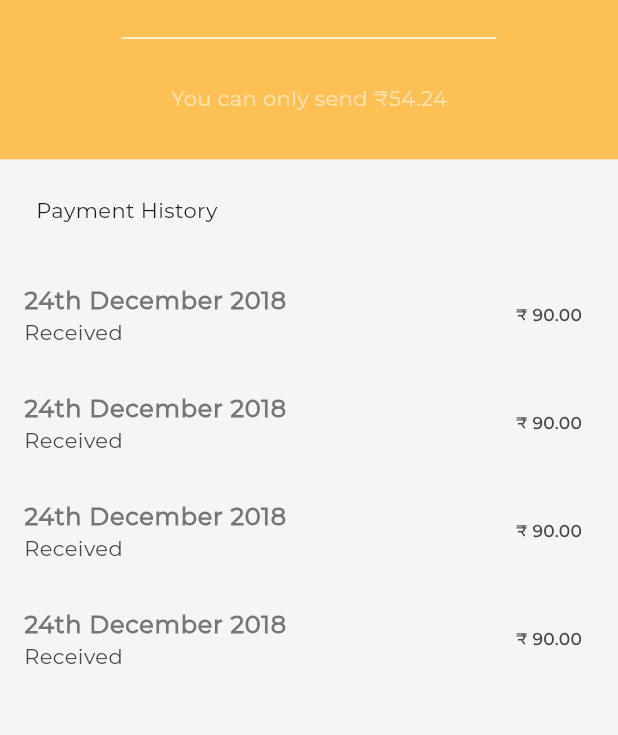
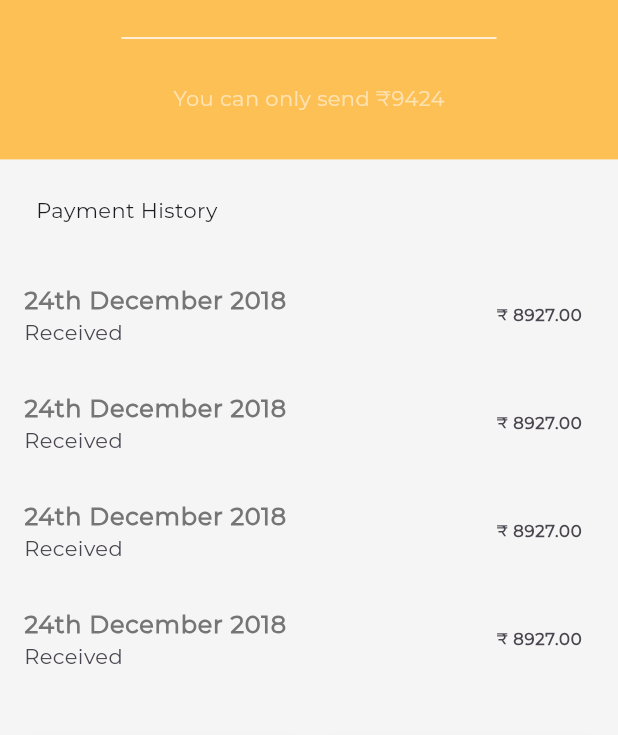
Before and after one commit to Sugandh714/ABazaar, a Flutter app: the RequestAmountPage screen opened directly with empty values, on a phone screen of 412 x 824 dp. Shown: the part 462-1197 px from the top of the screen. Run offline on Flutter 3.47's test engine with Material 3 defaults, Android fonts, the phone set to English and light mode, and no system bars; our stand-ins replace card_swiper, flutter_rating_bar, flutter_svg, numberpicker, pin_code_text_field; missing offline and left inert: rubber; network calls fail.

Commit message:
Design Better

```diff
--- a/lib/main.dart
+++ b/lib/main.dart
@@ -8,7 +8,7 @@ class MyApp extends StatelessWidget {
   @override
   Widget build(BuildContext context) {
     return MaterialApp(
-      title: 'eCommerce int2',
+      title: 'ABazaar',
       debugShowCheckedModeBanner: false,
       theme: ThemeData(
         brightness: Brightness.light,
--- a/lib/screens/payment/promo_item.dart
+++ b/lib/screens/payment/promo_item.dart
@@ -134,7 +134,7 @@ class PromoItem extends StatelessWidget {
                   'assets/headphones.png',
                   'Boat roackerz 400 On-Ear Bluetooth Headphones',
                   'description',
-                  45.3),
+                  1209),
               onPressed: () {},
             ),
           ),
--- a/lib/screens/payment_history_page.dart
+++ b/lib/screens/payment_history_page.dart
@@ -194,7 +194,7 @@ class _PaymentHistoryPageState extends State<PaymentHistoryPage> {
                                                                                 TextStyle(fontWeight: FontWeight.bold, fontSize: 10.0),
                                                                           ),
                                                                           Text(
-                                                                            '90.00',
+                                                                            '8927.00',
                                                                             style:
                                                                                 TextStyle(fontWeight: FontWeight.bold),
                                                                           ),
--- a/lib/screens/product/components/more_products.dart
+++ b/lib/screens/product/components/more_products.dart
@@ -9,17 +9,17 @@ class MoreProducts extends StatelessWidget {
         'assets/headphones_2.png',
         'Skullcandy headset L325',
         'Lorem ipsum dolor sit amet, consectetur adipiscing elit, sed do eiusmod tempor ut labore et dolore magna aliqua. Nec nam aliquam sem et tortor consequat id porta nibh. Orci porta non pulvinar neque laoreet suspendisse. Id nibh tortor id aliquet. Dui sapien eget mi proin. Viverra vitae congue eu consequat ac felis donec. Etiam dignissim diam quis enim lobortis scelerisque fermentum dui faucibus. Vulputate mi sit amet mauris commodo quis imperdiet. Vel fringilla est ullamcorper eget nulla facilisi etiam dignissim. Sit amet cursus sit amet dictum sit amet justo. Mattis pellentesque id nibh tortor. Sed blandit libero volutpat sed cras ornare arcu dui. Fermentum et sollicitudin ac orci phasellus. Ipsum nunc aliquet bibendum enim facilisis gravida. Viverra suspendisse potenti nullam ac tortor. Dapibus ultrices in iaculis nunc sed. Nisi porta lorem mollis aliquam ut porttitor leo a. Phasellus egestas tellus rutrum tellus pellentesque. Et malesuada fames ac turpis egestas maecenas pharetra convallis. Commodo ullamcorper a lacus vestibulum sed arcu non odio. Urna id volutpat lacus laoreet non curabitur gravida arcu ac. Eros in cursus turpis massa. Eget mauris pharetra et ultrices neque.',
-        102.99),
+        1029),
     Product(
         'assets/headphones_3.png',
         'Skullcandy headset X25',
         'Lorem ipsum dolor sit amet, consectetur adipiscing elit, sed do eiusmod tempor ut labore et dolore magna aliqua. Nec nam aliquam sem et tortor consequat id porta nibh. Orci porta non pulvinar neque laoreet suspendisse. Id nibh tortor id aliquet. Dui sapien eget mi proin. Viverra vitae congue eu consequat ac felis donec. Etiam dignissim diam quis enim lobortis scelerisque fermentum dui faucibus. Vulputate mi sit amet mauris commodo quis imperdiet. Vel fringilla est ullamcorper eget nulla facilisi etiam dignissim. Sit amet cursus sit amet dictum sit amet justo. Mattis pellentesque id nibh tortor. Sed blandit libero volutpat sed cras ornare arcu dui. Fermentum et sollicitudin ac orci phasellus. Ipsum nunc aliquet bibendum enim facilisis gravida. Viverra suspendisse potenti nullam ac tortor. Dapibus ultrices in iaculis nunc sed. Nisi porta lorem mollis aliquam ut porttitor leo a. Phasellus egestas tellus rutrum tellus pellentesque. Et malesuada fames ac turpis egestas maecenas pharetra convallis. Commodo ullamcorper a lacus vestibulum sed arcu non odio. Urna id volutpat lacus laoreet non curabitur gravida arcu ac. Eros in cursus turpis massa. Eget mauris pharetra et ultrices neque.',
-        55.99),
+        5509),
     Product(
         'assets/headphones.png',
         'Blackzy PRO hedphones M003',
         'Lorem ipsum dolor sit amet, consectetur adipiscing elit, sed do eiusmod tempor ut labore et dolore magna aliqua. Nec nam aliquam sem et tortor consequat id porta nibh. Orci porta non pulvinar neque laoreet suspendisse. Id nibh tortor id aliquet. Dui sapien eget mi proin. Viverra vitae congue eu consequat ac felis donec. Etiam dignissim diam quis enim lobortis scelerisque fermentum dui faucibus. Vulputate mi sit amet mauris commodo quis imperdiet. Vel fringilla est ullamcorper eget nulla facilisi etiam dignissim. Sit amet cursus sit amet dictum sit amet justo. Mattis pellentesque id nibh tortor. Sed blandit libero volutpat sed cras ornare arcu dui. Fermentum et sollicitudin ac orci phasellus. Ipsum nunc aliquet bibendum enim facilisis gravida. Viverra suspendisse potenti nullam ac tortor. Dapibus ultrices in iaculis nunc sed. Nisi porta lorem mollis aliquam ut porttitor leo a. Phasellus egestas tellus rutrum tellus pellentesque. Et malesuada fames ac turpis egestas maecenas pharetra convallis. Commodo ullamcorper a lacus vestibulum sed arcu non odio. Urna id volutpat lacus laoreet non curabitur gravida arcu ac. Eros in cursus turpis massa. Eget mauris pharetra et ultrices neque.',
-        152.99),
+        1529),
   ];
 
   @override
--- a/lib/screens/profile_page.dart
+++ b/lib/screens/profile_page.dart
@@ -26,7 +26,7 @@ class ProfilePage extends StatelessWidget {
                 Padding(
                   padding: const EdgeInsets.all(8.0),
                   child: Text(
-                    'Navasu',
+                    'Nivasu',
                     style: TextStyle(fontWeight: FontWeight.bold),
                   ),
                 ),
--- a/lib/screens/request_money/receive_page.dart
+++ b/lib/screens/request_money/receive_page.dart
@@ -62,7 +62,7 @@ class ReceivePaymentPage extends StatelessWidget {
                                   ),
                                 ),
                                 SizedBox(width: 8.0),
-                                Text('54.24',
+                                Text('9424',
                                     style: TextStyle(
                                         color: Colors.black,
                                         fontSize: 48,
--- a/lib/screens/request_money/request_amount_page.dart
+++ b/lib/screens/request_money/request_amount_page.dart
@@ -157,7 +157,7 @@ class RequestAmountPage extends StatelessWidget {
                                   ),
                                 ),
                               )),
-                          Text('You can only send \₹54.24',
+                          Text('You can only send \₹9424',
                               style: TextStyle(color: Colors.white54)),
                         ],
                       ),
@@ -186,7 +186,7 @@ class RequestAmountPage extends StatelessWidget {
                                     fontSize: 10.0),
                               ),
                               Text(
-                                '90.00',
+                                '8927.00',
                                 style: TextStyle(fontWeight: FontWeight.bold),
                               ),
                             ],
@@ -209,7 +209,7 @@ class RequestAmountPage extends StatelessWidget {
                                     fontSize: 10.0),
                               ),
                               Text(
-                                '90.00',
+                                '8927.00',
                                 style: TextStyle(fontWeight: FontWeight.bold),
                               ),
                             ],
@@ -232,7 +232,7 @@ class RequestAmountPage extends StatelessWidget {
                                     fontSize: 10.0),
                               ),
                               Text(
-                                '90.00',
+                                '8927.00',
                                 style: TextStyle(fontWeight: FontWeight.bold),
                               ),
                             ],
@@ -255,7 +255,7 @@ class RequestAmountPage extends StatelessWidget {
                                     fontSize: 10.0),
                               ),
                               Text(
-                                '90.00',
+                                '8927.00',
                                 style: TextStyle(fontWeight: FontWeight.bold),
                               ),
                             ],
@@ -278,7 +278,7 @@ class RequestAmountPage extends StatelessWidget {
                                     fontSize: 10.0),
                               ),
                               Text(
-                                '90.00',
+                                '8927.00',
                                 style: TextStyle(fontWeight: FontWeight.bold),
                               ),
                             ],
--- a/lib/screens/search_page.dart
+++ b/lib/screens/search_page.dart
@@ -21,17 +21,17 @@ class _SearchPageState extends State<SearchPage>
         'assets/headphones_2.png',
         'Skullcandy headset L325',
         'Lorem ipsum dolor sit amet, consectetur adipiscing elit, sed do eiusmod tempor ut labore et dolore magna aliqua. Nec nam aliquam sem et tortor consequat id porta nibh. Orci porta non pulvinar neque laoreet suspendisse. Id nibh tortor id aliquet. Dui sapien eget mi proin. Viverra vitae congue eu consequat ac felis donec. Etiam dignissim diam quis enim lobortis scelerisque fermentum dui faucibus. Vulputate mi sit amet mauris commodo quis imperdiet. Vel fringilla est ullamcorper eget nulla facilisi etiam dignissim. Sit amet cursus sit amet dictum sit amet justo. Mattis pellentesque id nibh tortor. Sed blandit libero volutpat sed cras ornare arcu dui. Fermentum et sollicitudin ac orci phasellus. Ipsum nunc aliquet bibendum enim facilisis gravida. Viverra suspendisse potenti nullam ac tortor. Dapibus ultrices in iaculis nunc sed. Nisi porta lorem mollis aliquam ut porttitor leo a. Phasellus egestas tellus rutrum tellus pellentesque. Et malesuada fames ac turpis egestas maecenas pharetra convallis. Commodo ullamcorper a lacus vestibulum sed arcu non odio. Urna id volutpat lacus laoreet non curabitur gravida arcu ac. Eros in cursus turpis massa. Eget mauris pharetra et ultrices neque.',
-        102.99),
+        1000),
     Product(
         'assets/headphones_3.png',
         'Skullcandy headset X25',
         'Lorem ipsum dolor sit amet, consectetur adipiscing elit, sed do eiusmod tempor ut labore et dolore magna aliqua. Nec nam aliquam sem et tortor consequat id porta nibh. Orci porta non pulvinar neque laoreet suspendisse. Id nibh tortor id aliquet. Dui sapien eget mi proin. Viverra vitae congue eu consequat ac felis donec. Etiam dignissim diam quis enim lobortis scelerisque fermentum dui faucibus. Vulputate mi sit amet mauris commodo quis imperdiet. Vel fringilla est ullamcorper eget nulla facilisi etiam dignissim. Sit amet cursus sit amet dictum sit amet justo. Mattis pellentesque id nibh tortor. Sed blandit libero volutpat sed cras ornare arcu dui. Fermentum et sollicitudin ac orci phasellus. Ipsum nunc aliquet bibendum enim facilisis gravida. Viverra suspendisse potenti nullam ac tortor. Dapibus ultrices in iaculis nunc sed. Nisi porta lorem mollis aliquam ut porttitor leo a. Phasellus egestas tellus rutrum tellus pellentesque. Et malesuada fames ac turpis egestas maecenas pharetra convallis. Commodo ullamcorper a lacus vestibulum sed arcu non odio. Urna id volutpat lacus laoreet non curabitur gravida arcu ac. Eros in cursus turpis massa. Eget mauris pharetra et ultrices neque.',
-        55.99),
+        5500),
     Product(
         'assets/headphones.png',
         'Blackzy PRO hedphones M003',
         'Lorem ipsum dolor sit amet, consectetur adipiscing elit, sed do eiusmod tempor ut labore et dolore magna aliqua. Nec nam aliquam sem et tortor consequat id porta nibh. Orci porta non pulvinar neque laoreet suspendisse. Id nibh tortor id aliquet. Dui sapien eget mi proin. Viverra vitae congue eu consequat ac felis donec. Etiam dignissim diam quis enim lobortis scelerisque fermentum dui faucibus. Vulputate mi sit amet mauris commodo quis imperdiet. Vel fringilla est ullamcorper eget nulla facilisi etiam dignissim. Sit amet cursus sit amet dictum sit amet justo. Mattis pellentesque id nibh tortor. Sed blandit libero volutpat sed cras ornare arcu dui. Fermentum et sollicitudin ac orci phasellus. Ipsum nunc aliquet bibendum enim facilisis gravida. Viverra suspendisse potenti nullam ac tortor. Dapibus ultrices in iaculis nunc sed. Nisi porta lorem mollis aliquam ut porttitor leo a. Phasellus egestas tellus rutrum tellus pellentesque. Et malesuada fames ac turpis egestas maecenas pharetra convallis. Commodo ullamcorper a lacus vestibulum sed arcu non odio. Urna id volutpat lacus laoreet non curabitur gravida arcu ac. Eros in cursus turpis massa. Eget mauris pharetra et ultrices neque.',
-        152.99),
+        1529),
   ];
 
   List<String> timeFilter = [
--- a/lib/screens/select_card_page.dart
+++ b/lib/screens/select_card_page.dart
@@ -122,7 +122,7 @@ class SelectCardPage extends StatelessWidget {
                           Column(
                             crossAxisAlignment: CrossAxisAlignment.end,
                             children: <Widget>[
-                              Text('Roberto',
+                              Text('Nivasu',
                                   style: TextStyle(
                                       fontWeight: FontWeight.bold,
                                       fontSize: 10.0)),
@@ -175,7 +175,7 @@ class SelectCardPage extends StatelessWidget {
                                         fontSize: 10.0),
                                   ),
                                   Text(
-                                    '90.00',
+                                    '8927.00',
                                     style: TextStyle(
                                         fontWeight: FontWeight.bold,
                                         fontSize: 20.0),
--- a/lib/screens/send_money/quick_send_amount_page.dart
+++ b/lib/screens/send_money/quick_send_amount_page.dart
@@ -145,7 +145,7 @@ class QuickSendAmountPage extends StatelessWidget {
                                           ),
                                         ),
                                       )),
-                                  Text('You can only send \₹54.24',
+                                  Text('You can only send \₹9424',
                                       style: TextStyle(color: Colors.white54)),
                                 ],
                               ),
--- a/lib/screens/shop/check_out_page.dart
+++ b/lib/screens/shop/check_out_page.dart
@@ -18,11 +18,11 @@ class _CheckOutPageState extends State<CheckOutPage> {
 
   List<Product> products = [
     Product('assets/headphones.png',
-        'Boat roackerz 400 On-Ear Bluetooth Headphones', 'description', 45.3),
+        'Boat roackerz 400 On-Ear Bluetooth Headphones', 'description', 1209),
     Product('assets/headphones_2.png',
-        'Boat roackerz 100 On-Ear Bluetooth Headphones', 'description', 22.3),
+        'Boat roackerz 100 On-Ear Bluetooth Headphones', 'description', 5509),
     Product('assets/headphones_3.png',
-        'Boat roackerz 300 On-Ear Bluetooth Headphones', 'description', 58.3)
+        'Boat roackerz 300 On-Ear Bluetooth Headphones', 'description', 2209)
   ];
 
   @override
--- a/lib/screens/shop/components/credit_card.dart
+++ b/lib/screens/shop/components/credit_card.dart
@@ -3,7 +3,7 @@ import 'package:flutter/material.dart';
 class CreditCard extends StatelessWidget {
   @override
   Widget build(BuildContext context) {
-    return  Container(
+    return Container(
       height: 200,
       width: 250,
       padding: EdgeInsets.all(16.0),
@@ -36,7 +36,7 @@ class CreditCard extends StatelessWidget {
                 style: TextStyle(color: Colors.grey),
               ),
               Text(
-                'GEORGE W BUSH',
+                'Nivasu',
                 style: TextStyle(color: Colors.white),
               ),
             ],
--- a/lib/screens/splash_page.dart
+++ b/lib/screens/splash_page.dart
@@ -51,7 +51,7 @@ class _SplashScreenState extends State<SplashScreen>
                 Expanded(
                   child: Opacity(
                       opacity: opacity.value,
-                      child: new Image.asset('assets/logo.png')),
+                      child: new Image.asset('assets/LOGO1.png')),
                 ),
                 // Padding(
                 //   padding: const EdgeInsets.all(8.0),
--- a/lib/screens/wallet/wallet_page.dart
+++ b/lib/screens/wallet/wallet_page.dart
@@ -99,7 +99,7 @@ class _WalletPageState extends State<WalletPage> with TickerProviderStateMixin {
                           ),
                         ),
                         SizedBox(width: 8.0),
-                        Text('54.24',
+                        Text('9424',
                             style: TextStyle(
                                 color: Colors.black,
                                 fontSize: 48,
@@ -304,7 +304,7 @@ class _WalletPageState extends State<WalletPage> with TickerProviderStateMixin {
                               Padding(
                                 padding:
                                     const EdgeInsets.symmetric(vertical: 8.0),
-                                child: Text('Dicount Voucher',
+                                child: Text('Discount Voucher',
                                     style: TextStyle(
                                         color: Colors.grey,
                                         fontSize: 16.0,
```
Also changed, not shown: lib/screens/main/main_page.dart (+12 -12 lines), lib/screens/product/components/product_display.dart (+7 -7 lines), lib/screens/product/components/shop_bottomSheet.dart (+14 -20 lines).
